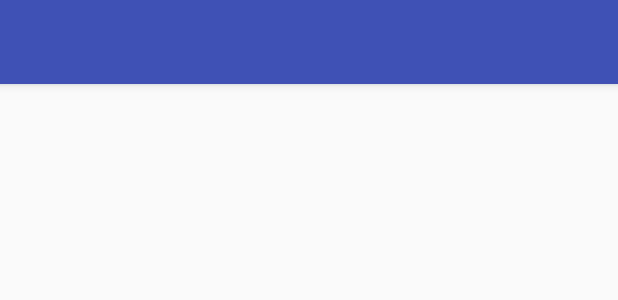
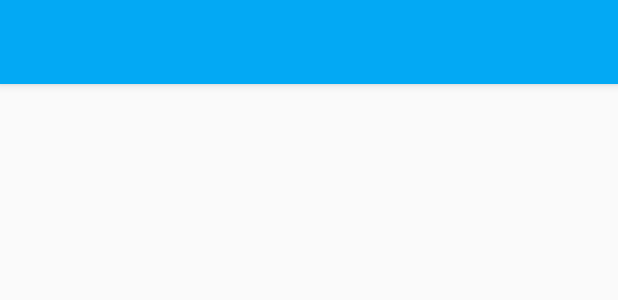
Before and after one commit to 3DRing/yamblz_weather, an Android app: the layout activity_main.xml on its own in the app's theme, with its tools: preview values and no code run, on a phone screen of 412 x 824 dp. Shown: the top 300 px of the screen. Run offline under Robolectric (Android 15) with nearby library versions, the phone set to English and light mode, and no system bars.

```diff
--- a/app/src/main/java/tljfn/yamblzweather/ui/about/AboutFragment.java
+++ b/app/src/main/java/tljfn/yamblzweather/ui/about/AboutFragment.java
@@ -13,6 +13,8 @@ import tljfn.yamblzweather.ui.base.ViewModelFragment;
 
 public class AboutFragment extends ViewModelFragment<AboutViewModel, UIBaseData> {
 
+    public static final String TAG = "about";
+
     @NonNull
     @Override
     public Integer getLayoutRes() {
@@ -26,7 +28,7 @@ public class AboutFragment extends ViewModelFragment<AboutViewModel, UIBaseData>
 
     @Override
     public Integer getDrawerMode() {
-        return DrawerLayout.LOCK_MODE_LOCKED_CLOSED;
+        return DrawerLayout.LOCK_MODE_UNLOCKED;
     }
 
     @Override
--- a/app/src/main/java/tljfn/yamblzweather/ui/base/BaseFragment.java
+++ b/app/src/main/java/tljfn/yamblzweather/ui/base/BaseFragment.java
@@ -26,6 +26,7 @@ public abstract class BaseFragment extends Fragment implements Injectable {
     @Override
     public View onCreateView(LayoutInflater inflater, @Nullable ViewGroup container,
                              @Nullable Bundle savedInstanceState) {
+        setRetainInstance(true);
         return inflater.inflate(getLayoutRes(), container, false);
     }
 
--- a/app/src/main/java/tljfn/yamblzweather/ui/weather/WeatherFragment.java
+++ b/app/src/main/java/tljfn/yamblzweather/ui/weather/WeatherFragment.java
@@ -48,9 +48,7 @@ public class WeatherFragment extends ViewModelFragment<WeatherViewModel, UIWeath
     @Override
     protected void initializeViews() {
         super.initializeViews();
-        swipeLayout.setOnRefreshListener(() -> {
-            viewModel.updateWeather();
-        });
+        swipeLayout.setOnRefreshListener(() -> viewModel.updateWeather());
     }
 
     @NonNull
--- /dev/null
+++ b/app/src/main/res/drawable/ic_weather.xml
@@ -0,0 +1,9 @@
+<vector xmlns:android="http://schemas.android.com/apk/res/android"
+        android:width="24dp"
+        android:height="24dp"
+        android:viewportWidth="24.0"
+        android:viewportHeight="24.0">
+    <path
+        android:fillColor="#FF000000"
+        android:pathData="M6.76,4.84l-1.8,-1.79 -1.41,1.41 1.79,1.79 1.42,-1.41zM4,10.5L1,10.5v2h3v-2zM13,0.55h-2L11,3.5h2L13,0.55zM20.45,4.46l-1.41,-1.41 -1.79,1.79 1.41,1.41 1.79,-1.79zM17.24,18.16l1.79,1.8 1.41,-1.41 -1.8,-1.79 -1.4,1.4zM20,10.5v2h3v-2h-3zM12,5.5c-3.31,0 -6,2.69 -6,6s2.69,6 6,6 6,-2.69 6,-6 -2.69,-6 -6,-6zM11,22.45h2L13,19.5h-2v2.95zM3.55,18.54l1.41,1.41 1.79,-1.8 -1.41,-1.41 -1.79,1.8z"/>
+</vector>
--- a/app/src/main/res/menu/activity_main_drawer.xml
+++ b/app/src/main/res/menu/activity_main_drawer.xml
@@ -1,15 +1,10 @@
 <?xml version="1.0" encoding="utf-8"?>
 <menu xmlns:android="http://schemas.android.com/apk/res/android">
 
-    <group android:checkableBehavior="single">
     <item
-            android:id="@+id/nav_start"
-            android:icon="@drawable/ic_menu_camera"
-            android:title="Стартовый экран" />
-    </group>
-
-    <item android:title="Другое">
-        <menu>
+        android:id="@+id/nav_weather"
+        android:icon="@drawable/ic_weather"
+        android:title="@string/weather" />
     <item
         android:id="@+id/nav_settings"
         android:icon="@drawable/ic_settings_black_24dp"
@@ -18,7 +13,5 @@
         android:id="@+id/nav_about"
         android:icon="@drawable/ic_info_outline_black_24dp"
         android:title="@string/about" />
-        </menu>
-    </item>
 
 </menu>
--- a/app/src/main/res/values/colors.xml
+++ b/app/src/main/res/values/colors.xml
@@ -1,6 +1,6 @@
 <?xml version="1.0" encoding="utf-8"?>
 <resources>
-    <color name="colorPrimary">#3F51B5</color>
-    <color name="colorPrimaryDark">#303F9F</color>
-    <color name="colorAccent">#FF4081</color>
+    <color name="colorPrimary">#03a9f4</color>
+    <color name="colorPrimaryDark">#007ac1</color>
+    <color name="colorAccent">#ffcc00</color>
 </resources>
--- a/app/src/main/res/values/strings.xml
+++ b/app/src/main/res/values/strings.xml
@@ -4,6 +4,7 @@
     <string name="open_drawer">Open navigation drawer</string>
     <string name="close_drawer">Close navigation drawer</string>
 
+    <string name="weather">Weather</string>
     <string name="settings">Settings</string>
     <string name="about">About</string>
     <string name="last_update">Last update: </string>
```
Also changed, not shown: app/src/main/java/tljfn/yamblzweather/App.java (+8 -0 lines), app/src/main/java/tljfn/yamblzweather/MainActivity.java (+4 -5 lines), app/src/main/java/tljfn/yamblzweather/navigation/NavigationController.java (+4 -8 lines), app/src/main/java/tljfn/yamblzweather/repo/PreferencesRepo.java (+85 -8 lines), app/src/main/java/tljfn/yamblzweather/ui/brand_new_settings/BrandNewSettingsFragment.java (+8 -19 lines), 3 other files. Lines whose indentation alone changed are shown as unchanged.
